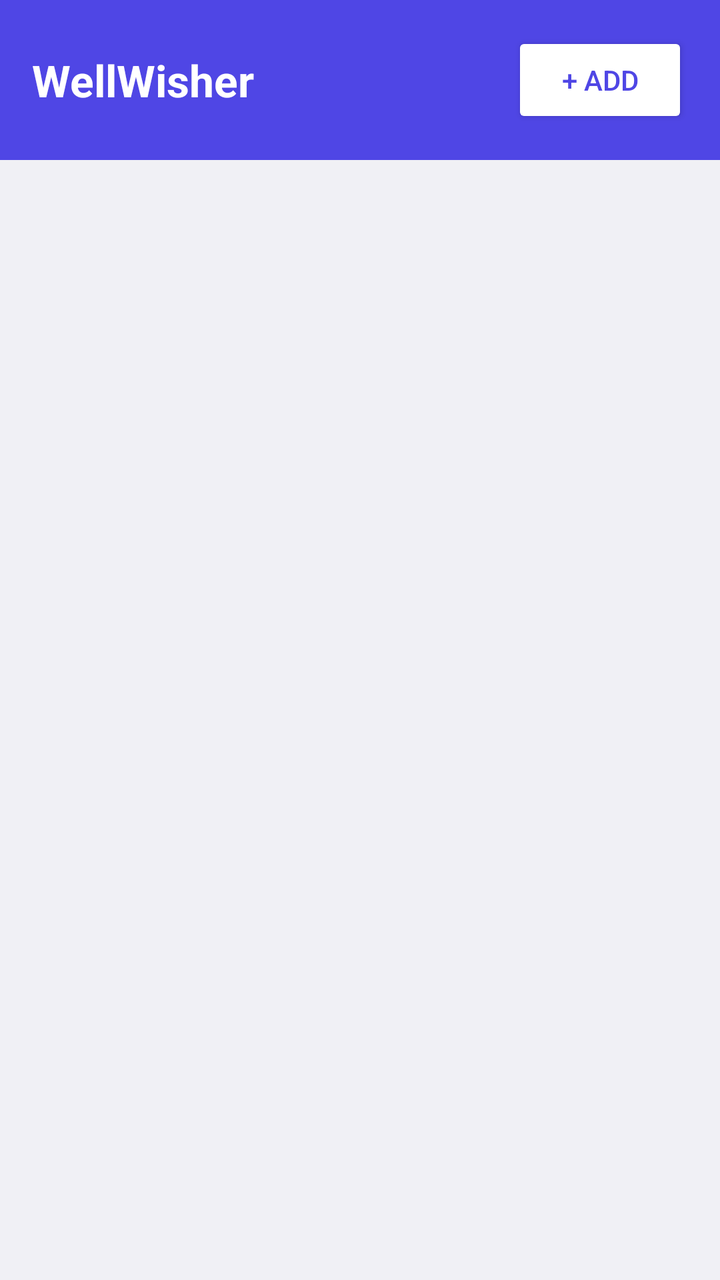
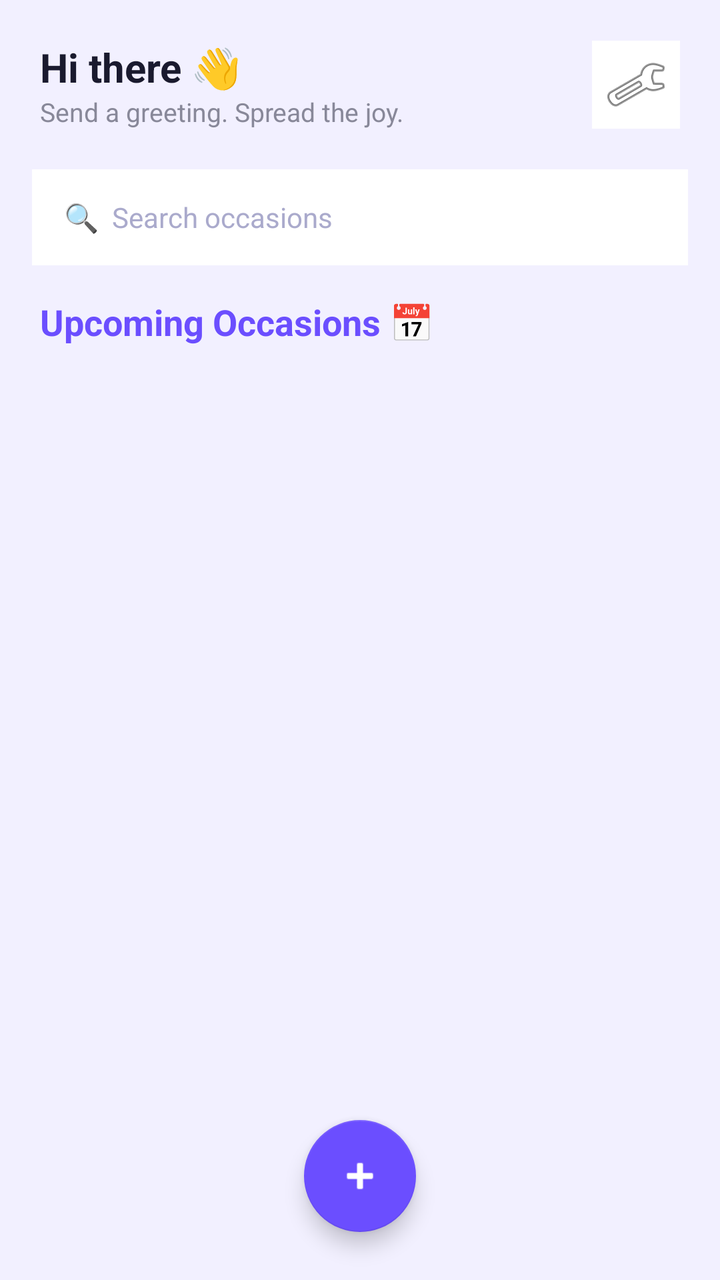

Compare the two renders of this Android layout. The source of the first and the diff that turns it into the second are given below.
<!-- AndroidManifest.xml: application theme Theme.WellWisher -->
<!-- res/layout/activity_main.xml -->
<?xml version="1.0" encoding="utf-8"?>
<LinearLayout xmlns:android="http://schemas.android.com/apk/res/android"
    android:layout_width="match_parent"
    android:layout_height="match_parent"
    android:orientation="vertical"
    android:background="#f0f0f5">
    <LinearLayout
        android:layout_width="match_parent"
        android:layout_height="wrap_content"
        android:background="#4f46e5"
        android:padding="16dp"
        android:gravity="center_vertical">
        <TextView
            android:layout_width="0dp"
            android:layout_height="wrap_content"
            android:layout_weight="1"
            android:text="WellWisher"
            android:textColor="#FFFFFF"
            android:textSize="22sp"
            android:textStyle="bold"/>
        <Button
            android:id="@+id/btnAdd"
            android:layout_width="wrap_content"
            android:layout_height="wrap_content"
            android:text="+ Add"
            android:backgroundTint="#FFFFFF"
            android:textColor="#4f46e5"/>
    </LinearLayout>
    <androidx.recyclerview.widget.RecyclerView
        android:id="@+id/recyclerView"
        android:layout_width="match_parent"
        android:layout_height="match_parent"
        android:padding="8dp"/>
</LinearLayout>
<!-- resources referenced by this layout -->
<resources>
  <style name="Theme.WellWisher" parent="Theme.MaterialComponents.DayNight.NoActionBar">
          <item name="colorPrimary">#6B4EFF</item>
          <item name="colorPrimaryVariant">#5038CC</item>
          <item name="colorOnPrimary">#FFFFFF</item>
          <item name="colorSecondary">#6B4EFF</item>
          <item name="colorOnSecondary">#FFFFFF</item>
          <item name="android:statusBarColor">#F2F0FF</item>
          <item name="android:statusBarColor">@android:color/transparent</item>
          <item name="android:windowLightStatusBar">true</item>
          <item name="android:windowBackground">#F2F0FF</item>
      </style>
</resources>

<!-- the commit's change to res/layout/activity_main.xml (unified diff, before → after) -->
@@ -1,34 +1,150 @@
 <?xml version="1.0" encoding="utf-8"?>
-<LinearLayout xmlns:android="http://schemas.android.com/apk/res/android"
+<androidx.coordinatorlayout.widget.CoordinatorLayout
+    xmlns:android="http://schemas.android.com/apk/res/android"
+    xmlns:app="http://schemas.android.com/apk/res-auto"
     android:layout_width="match_parent"
     android:layout_height="match_parent"
-    android:orientation="vertical"
-    android:background="#f0f0f5">
+    android:background="#F2F0FF">
+
     <LinearLayout
         android:layout_width="match_parent"
-        android:layout_height="wrap_content"
-        android:background="#4f46e5"
-        android:padding="16dp"
-        android:gravity="center_vertical">
+        android:layout_height="match_parent"
+        android:orientation="vertical">
+
+        
+        <LinearLayout
+            android:layout_width="match_parent"
+            android:layout_height="wrap_content"
+            android:orientation="horizontal"
+            android:padding="20dp"
+            android:gravity="center_vertical">
+
+            <LinearLayout
+                android:layout_width="0dp"
+                android:layout_height="wrap_content"
+                android:layout_weight="1"
+                android:orientation="vertical">
+
+                <TextView
+                    android:id="@+id/tvGreeting"
+                    android:layout_width="wrap_content"
+                    android:layout_height="wrap_content"
+                    android:text="Hi there 👋"
+                    android:textSize="20sp"
+                    android:textStyle="bold"
+                    android:textColor="#1A1A2E"/>
+
+                <TextView
+                    android:layout_width="wrap_content"
+                    android:layout_height="wrap_content"
+                    android:text="Send a greeting. Spread the joy."
+                    android:textSize="13sp"
+                    android:textColor="#888899"/>
+            </LinearLayout>
+
+            <ImageButton
+                android:id="@+id/btnSettings"
+                android:layout_width="44dp"
+                android:layout_height="44dp"
+                android:src="@android:drawable/ic_menu_preferences"
+                android:background="#FFFFFF"
+                android:padding="10dp"/>
+        </LinearLayout>
+
+        
+        <LinearLayout
+            android:layout_width="match_parent"
+            android:layout_height="wrap_content"
+            android:orientation="horizontal"
+            android:paddingHorizontal="16dp"
+            android:paddingBottom="16dp"
+            android:gravity="center_vertical">
+
+            <EditText
+                android:id="@+id/etSearch"
+                android:layout_width="0dp"
+                android:layout_height="48dp"
+                android:layout_weight="1"
+                android:hint="🔍  Search occasions"
+                android:background="#FFFFFF"
+                android:paddingHorizontal="16dp"
+                android:textSize="14sp"
+                android:textColor="#1A1A2E"
+                android:textColorHint="#AAAACC"
+                android:singleLine="true"
+                android:imeOptions="actionSearch"/>
+        </LinearLayout>
+
+        
         <TextView
-            android:layout_width="0dp"
-            android:layout_height="wrap_content"
-            android:layout_weight="1"
-            android:text="WellWisher"
-            android:textColor="#FFFFFF"
-            android:textSize="22sp"
-            android:textStyle="bold"/>
-        <Button
-            android:id="@+id/btnAdd"
+            android:id="@+id/tvSectionTitle"
             android:layout_width="wrap_content"
             android:layout_height="wrap_content"
-            android:text="+ Add"
-            android:backgroundTint="#FFFFFF"
-            android:textColor="#4f46e5"/>
+            android:text="Upcoming Occasions 📅"
+            android:textSize="18sp"
+            android:textStyle="bold"
+            android:textColor="#6B4EFF"
+            android:paddingHorizontal="20dp"
+            android:paddingBottom="12dp"/>
+
+        
+        <androidx.recyclerview.widget.RecyclerView
+            android:id="@+id/recyclerView"
+            android:layout_width="match_parent"
+            android:layout_height="match_parent"
+            android:paddingHorizontal="16dp"
+            android:paddingBottom="80dp"
+            android:clipToPadding="false"/>
+
     </LinearLayout>
-    <androidx.recyclerview.widget.RecyclerView
-        android:id="@+id/recyclerView"
+
+    
+    <LinearLayout
+        android:id="@+id/emptyState"
         android:layout_width="match_parent"
         android:layout_height="match_parent"
-        android:padding="8dp"/>
-</LinearLayout>
+        android:orientation="vertical"
+        android:gravity="center"
+        android:padding="40dp"
+        android:visibility="gone">
+
+        <TextView
+            android:layout_width="wrap_content"
+            android:layout_height="wrap_content"
+            android:text="🎊"
+            android:textSize="80sp"
+            android:layout_marginBottom="24dp"/>
+
+        <TextView
+            android:layout_width="wrap_content"
+            android:layout_height="wrap_content"
+            android:text="Let's add an occasion."
+            android:textSize="22sp"
+            android:textStyle="bold"
+            android:textColor="#1A1A2E"
+            android:gravity="center"
+            android:layout_marginBottom="12dp"/>
+
+        <TextView
+            android:layout_width="wrap_content"
+            android:layout_height="wrap_content"
+            android:text="Add birthdays, anniversaries, and more so you never miss a special moment."
+            android:textSize="14sp"
+            android:textColor="#888899"
+            android:gravity="center"
+            android:lineSpacingMultiplier="1.4"/>
+    </LinearLayout>
+
+    
+    <com.google.android.material.floatingactionbutton.FloatingActionButton
+        android:id="@+id/fabAdd"
+        android:layout_width="wrap_content"
+        android:layout_height="wrap_content"
+        android:layout_gravity="bottom|center_horizontal"
+        android:layout_margin="24dp"
+        android:src="@android:drawable/ic_input_add"
+        app:backgroundTint="#6B4EFF"
+        app:tint="@android:color/white"
+        app:fabSize="normal"/>
+
+</androidx.coordinatorlayout.widget.CoordinatorLayout>
